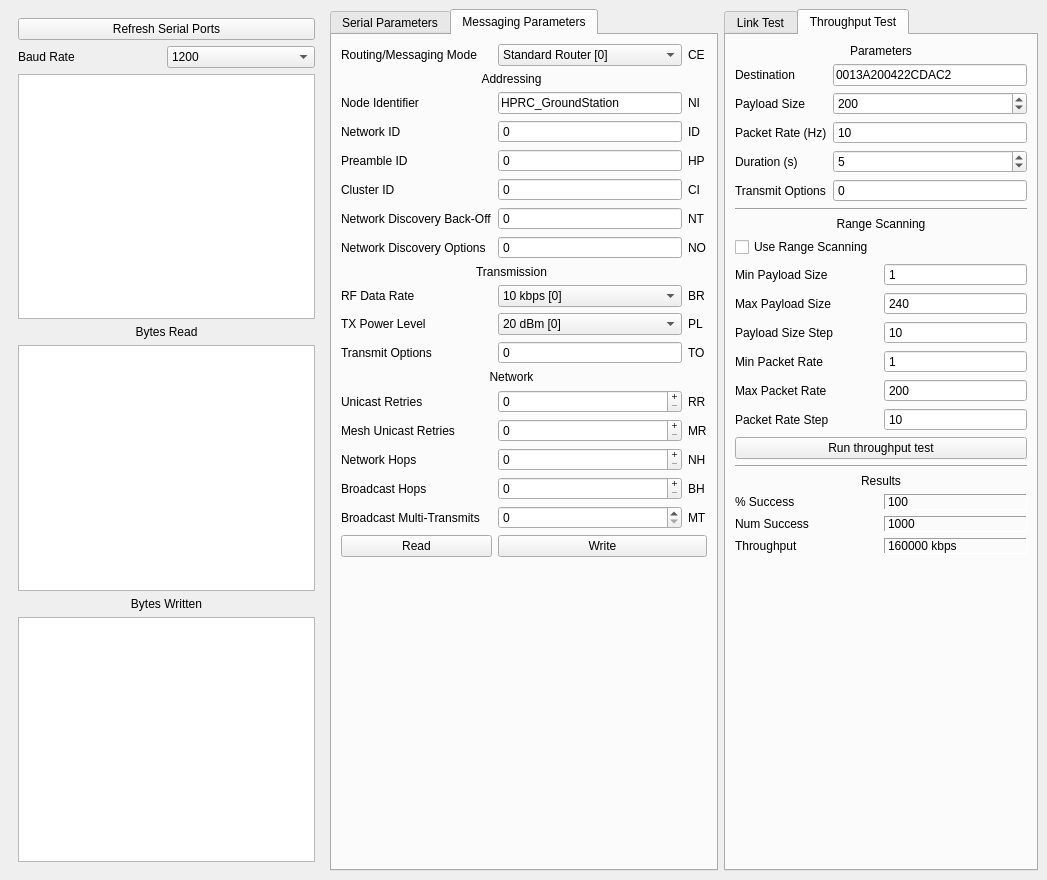
Above: Frontend/Windows/RadioControlsWindow/RadioControlsWindow.ui from WPI-HPRC/gs-control-2024-2025 before the change. Below: the same form after it.
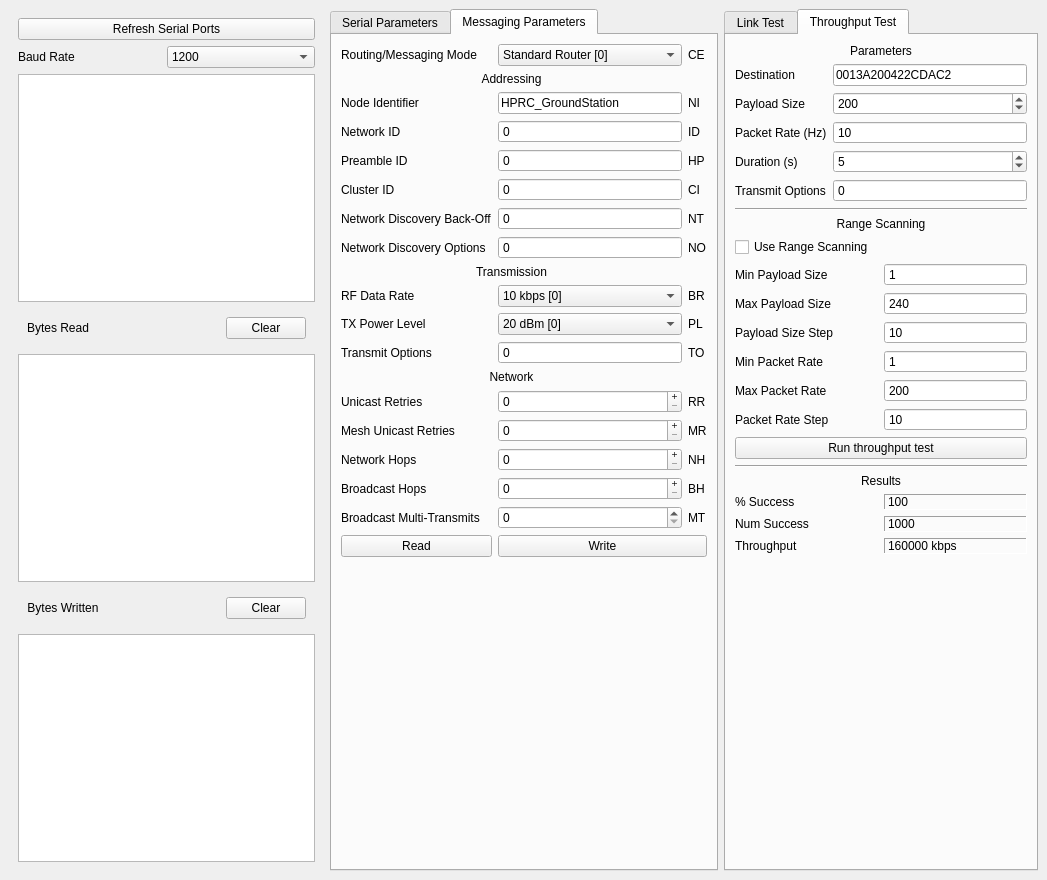
That is the form after the change. Icons and pictures are not drawn. Custom widgets are drawn as their Qt base class.

Commit message: added buttons to clear bytes read/written

What changed in the file:
```diff
--- a/Frontend/Windows/RadioControlsWindow/RadioControlsWindow.ui
+++ b/Frontend/Windows/RadioControlsWindow/RadioControlsWindow.ui
@@ -983,6 +983,9 @@
         </widget>
        </item>
        <item>
+        <widget class="QWidget" name="widget_3" native="true">
+         <layout class="QHBoxLayout" name="horizontalLayout_2">
+          <item>
         <widget class="QLabel" name="label_43">
          <property name="font">
           <font>
@@ -998,6 +1001,32 @@
         </widget>
        </item>
        <item>
+           <spacer name="horizontalSpacer_3">
+            <property name="orientation">
+             <enum>Qt::Orientation::Horizontal</enum>
+            </property>
+            <property name="sizeHint" stdset="0">
+             <size>
+              <width>40</width>
+              <height>20</height>
+             </size>
+            </property>
+           </spacer>
+          </item>
+          <item>
+           <widget class="QPushButton" name="ClearBytesReadButton">
+            <property name="text">
+             <string>Clear</string>
+            </property>
+            <property name="icon">
+             <iconset theme="edit-clear"/>
+            </property>
+           </widget>
+          </item>
+         </layout>
+        </widget>
+       </item>
+       <item>
         <widget class="QTextBrowser" name="BytesReadBrowser">
          <property name="font">
           <font>
@@ -1010,6 +1039,9 @@
         </widget>
        </item>
        <item>
+        <widget class="QWidget" name="widget_4" native="true">
+         <layout class="QHBoxLayout" name="horizontalLayout_3">
+          <item>
         <widget class="QLabel" name="label_44">
          <property name="text">
           <string>Bytes Written</string>
@@ -1017,6 +1049,32 @@
          <property name="alignment">
           <set>Qt::AlignmentFlag::AlignCenter</set>
          </property>
+           </widget>
+          </item>
+          <item>
+           <spacer name="horizontalSpacer_4">
+            <property name="orientation">
+             <enum>Qt::Orientation::Horizontal</enum>
+            </property>
+            <property name="sizeHint" stdset="0">
+             <size>
+              <width>40</width>
+              <height>20</height>
+             </size>
+            </property>
+           </spacer>
+          </item>
+          <item>
+           <widget class="QPushButton" name="ClearBytesWrittenButton">
+            <property name="text">
+             <string>Clear</string>
+            </property>
+            <property name="icon">
+             <iconset theme="edit-clear"/>
+            </property>
+           </widget>
+          </item>
+         </layout>
         </widget>
        </item>
        <item>
```
Left out of the diff: 3 changed lines with no effect on the pictures. Lines whose indentation alone changed are shown as unchanged. The commit also changes 1 other file.
